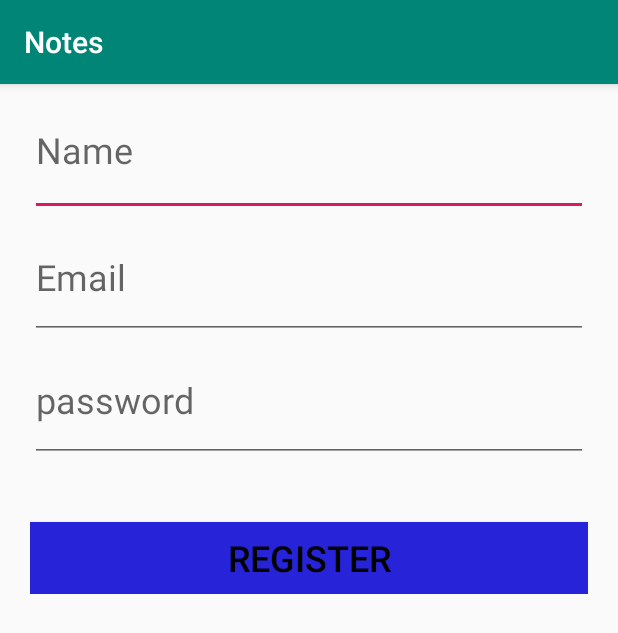
After one commit to abhay007kr/Notes_App, an Android app: the RegActivity screen opened directly, with no data from a screen before it, on a phone screen of 412 x 824 dp. The commit adds this screen. Shown: the top 633 px of the screen. Run offline under Robolectric (Android 15) with nearby library versions, the phone set to English and light mode, and no system bars.

Commit message:
FIrst commit after designing registration.xml

```diff
--- a/app/src/main/AndroidManifest.xml
+++ b/app/src/main/AndroidManifest.xml
@@ -1,14 +1,15 @@
 <?xml version="1.0" encoding="utf-8"?>
 <manifest xmlns:android="http://schemas.android.com/apk/res/android"
     package="com.example.notes">
-
+    <uses-permission android:name="android.permission.INTERNET" />
     <application
         android:allowBackup="true"
         android:icon="@mipmap/ic_launcher"
-        android:label="@string/app_name"
+        android:label="Notes"
         android:roundIcon="@mipmap/ic_launcher_round"
         android:supportsRtl="true"
         android:theme="@style/AppTheme">
+        <activity android:name=".RegActivity"></activity>
         <activity android:name=".MainActivity">
             <intent-filter>
                 <action android:name="android.intent.action.MAIN" />
--- /dev/null
+++ b/app/src/main/java/com/example/notes/RegActivity.java
@@ -0,0 +1,16 @@
+package com.example.notes;
+
+import androidx.appcompat.app.AppCompatActivity;
+
+import android.os.Bundle;
+
+public class RegActivity extends AppCompatActivity {
+
+    @Override
+    protected void onCreate(Bundle savedInstanceState) {
+        super.onCreate(savedInstanceState);
+        setContentView(R.layout.activity_reg);
+
+
+    }
+}
--- a/app/src/main/res/layout/activity_main.xml
+++ b/app/src/main/res/layout/activity_main.xml
@@ -1,18 +1,13 @@
 <?xml version="1.0" encoding="utf-8"?>
-<androidx.constraintlayout.widget.ConstraintLayout xmlns:android="http://schemas.android.com/apk/res/android"
+<LinearLayout xmlns:android="http://schemas.android.com/apk/res/android"
     xmlns:app="http://schemas.android.com/apk/res-auto"
     xmlns:tools="http://schemas.android.com/tools"
     android:layout_width="match_parent"
     android:layout_height="match_parent"
+    android:orientation="vertical"
     tools:context=".MainActivity">
 
-    <TextView
-        android:layout_width="wrap_content"
-        android:layout_height="wrap_content"
-        android:text="Hello World!"
-        app:layout_constraintBottom_toBottomOf="parent"
-        app:layout_constraintLeft_toLeftOf="parent"
-        app:layout_constraintRight_toRightOf="parent"
-        app:layout_constraintTop_toTopOf="parent" />
 
-</androidx.constraintlayout.widget.ConstraintLayout>
+
+
+</LinearLayout>
--- /dev/null
+++ b/app/src/main/res/layout/activity_reg.xml
@@ -0,0 +1,57 @@
+<?xml version="1.0" encoding="utf-8"?>
+<LinearLayout xmlns:android="http://schemas.android.com/apk/res/android"
+    xmlns:app="http://schemas.android.com/apk/res-auto"
+    xmlns:tools="http://schemas.android.com/tools"
+    android:layout_width="match_parent"
+    android:layout_height="match_parent"
+    android:orientation="vertical"
+    tools:context=".RegActivity">
+
+
+    <LinearLayout
+        android:layout_width="match_parent"
+        android:layout_height="wrap_content"
+        android:layout_gravity="center"
+        android:orientation="vertical"
+        android:paddingLeft="20dp"
+        android:paddingRight="20dp" >
+
+
+        <EditText
+            android:id="@+id/regInName"
+            android:layout_width="match_parent"
+            android:layout_height="88dp"
+            android:hint="Name"
+            android:textSize="24sp" />
+
+        <EditText
+            android:id="@+id/regInEmail"
+            android:layout_width="match_parent"
+            android:layout_height="82dp"
+            android:hint="Email"
+            android:inputType="textEmailAddress"
+            android:textSize="24sp" />
+
+        <EditText
+            android:id="@+id/regInPass"
+            android:layout_width="match_parent"
+            android:layout_height="82dp"
+            android:hint="password"
+            android:inputType="textPassword"
+            android:textSize="24sp" />
+
+
+        <Button
+            android:id="@+id/regButton"
+            android:layout_width="fill_parent"
+            android:layout_height="wrap_content"
+            android:layout_marginTop="40dp"
+            android:background="#2623D8"
+            android:text="Register"
+            android:textColor="@android:color/black"
+            android:textSize="24sp" />
+
+</LinearLayout>
+
+
+    </LinearLayout>
```
Also changed, not shown: app/src/main/java/com/example/notes/MainActivity.java (+10 -1 lines).
